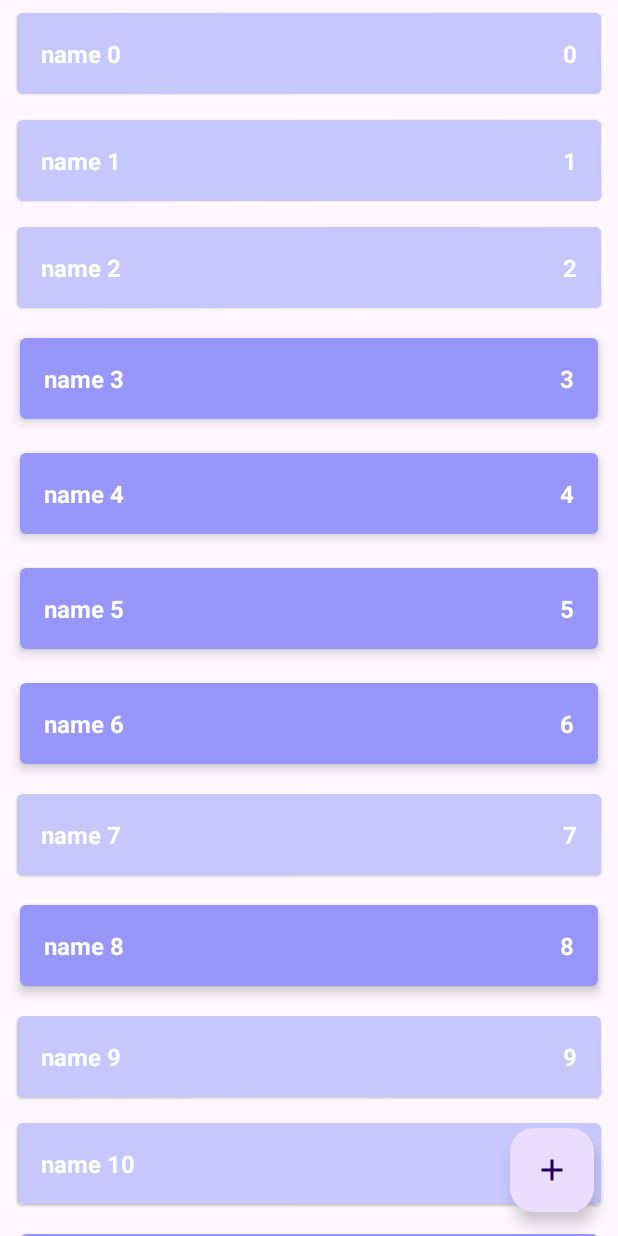
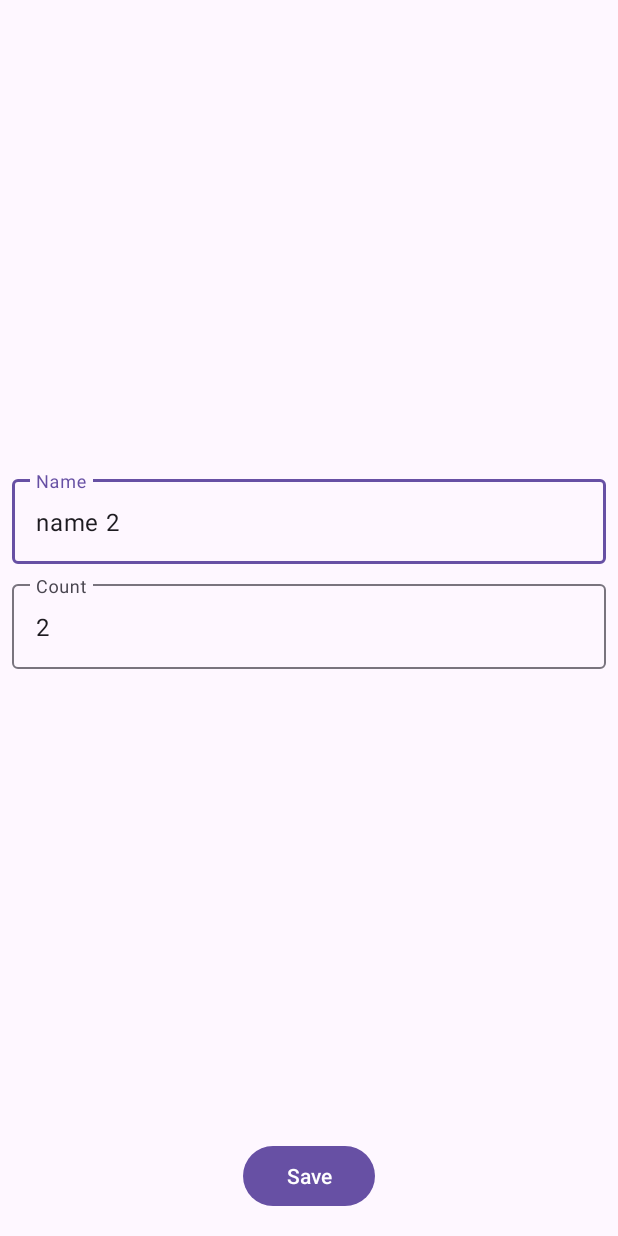
Before and after one commit to ArtPiT1980/ShoppingList, an Android app: the screen it shows after launch (MainActivity before the commit, ShopItemActivity after it), after a tap on an icon or button, on a phone screen of 412 x 824 dp. Run offline under Robolectric (Android 15) with nearby library versions, the phone set to English and light mode, and no system bars.

Commit message:
Add ShopItemActivity

```diff
--- a/app/src/main/AndroidManifest.xml
+++ b/app/src/main/AndroidManifest.xml
@@ -13,6 +13,10 @@
         android:theme="@style/Theme.ShoppingList"
         tools:targetApi="31">
         <activity
+            android:name=".presentation.ShopItemActivity"
+            android:exported="false"
+            android:windowSoftInputMode="adjustResize"/>
+        <activity
             android:name=".presentation.MainActivity"
             android:exported="true">
             <intent-filter>
--- a/app/src/main/java/com/artpit/android/shoppinglist/data/ShopListRepositoryImpl.kt
+++ b/app/src/main/java/com/artpit/android/shoppinglist/data/ShopListRepositoryImpl.kt
@@ -12,7 +12,7 @@ object ShopListRepositoryImpl : ShopListRepository {
     private var autoincrementId = 0
 
     init {
-        for (i in 0..<1000) {
+        for (i in 0..<15) {
             val shopItem = ShopItem(
                 name = "name $i",
                 count = i,
--- a/app/src/main/java/com/artpit/android/shoppinglist/domain/GetSopItemUseCase.kt
+++ b/app/src/main/java/com/artpit/android/shoppinglist/domain/GetShopItemUseCase.kt
@@ -1,6 +1,6 @@
 package com.artpit.android.shoppinglist.domain
 
-class GetSopItemUseCase(private val shopListRepository: ShopListRepository) {
+class GetShopItemUseCase(private val shopListRepository: ShopListRepository) {
     fun getShopItem(id: Int): ShopItem {
         return shopListRepository.getShopItem(id)
     }
--- a/app/src/main/java/com/artpit/android/shoppinglist/presentation/MainActivity.kt
+++ b/app/src/main/java/com/artpit/android/shoppinglist/presentation/MainActivity.kt
@@ -1,12 +1,12 @@
 package com.artpit.android.shoppinglist.presentation
 
 import android.os.Bundle
-import android.util.Log
 import androidx.appcompat.app.AppCompatActivity
 import androidx.lifecycle.ViewModelProvider
 import androidx.recyclerview.widget.ItemTouchHelper
 import androidx.recyclerview.widget.RecyclerView
 import com.artpit.android.shoppinglist.R
+import com.google.android.material.floatingactionbutton.FloatingActionButton
 
 class MainActivity : AppCompatActivity() {
     private lateinit var viewModel: MainViewModel
@@ -14,6 +14,12 @@ class MainActivity : AppCompatActivity() {
     override fun onCreate(savedInstanceState: Bundle?) {
         super.onCreate(savedInstanceState)
         setContentView(R.layout.activity_main)
+
+        val buttonAddShopItem = findViewById<FloatingActionButton>(R.id.add_shop_item)
+        buttonAddShopItem.setOnClickListener {
+            val intent = ShopItemActivity.newIntentAddMode(this)
+            startActivity(intent)
+        }
 
         initRecyclerView()
         viewModel = ViewModelProvider(this)[MainViewModel::class.java]
@@ -31,10 +37,12 @@ class MainActivity : AppCompatActivity() {
             adapter = shopListAdapter
             recycledViewPool.setMaxRecycledViews(
                 ShopListAdapter.VIEW_TYPE_ENABLED,
-                ShopListAdapter.MAX_POOL_SIZE)
+                ShopListAdapter.MAX_POOL_SIZE
+            )
             recycledViewPool.setMaxRecycledViews(
                 ShopListAdapter.VIEW_TYPE_DISABLED,
-                ShopListAdapter.MAX_POOL_SIZE)
+                ShopListAdapter.MAX_POOL_SIZE
+            )
         }
 
         setOnShopItemClickListener()
@@ -72,7 +80,9 @@ class MainActivity : AppCompatActivity() {
 
     private fun setOnShopItemClickListener() {
         shopListAdapter.onShopItemClickListener = {
-            Log.d("MainActivity", "onClick: $it")
+//            Log.d("MainActivity", "onClick: $it")
+            val intent = ShopItemActivity.newIntentEditMode(this, it.id)
+            startActivity(intent)
             //viewModel.editShopItem(it)
         }
     }
--- /dev/null
+++ b/app/src/main/java/com/artpit/android/shoppinglist/presentation/ShopItemActivity.kt
@@ -0,0 +1,169 @@
+package com.artpit.android.shoppinglist.presentation
+
+import android.content.Context
+import android.content.Intent
+import android.os.Bundle
+import android.text.Editable
+import android.text.TextWatcher
+import android.widget.Button
+import android.widget.EditText
+import androidx.appcompat.app.AppCompatActivity
+import androidx.lifecycle.ViewModelProvider
+import com.artpit.android.shoppinglist.R
+import com.artpit.android.shoppinglist.domain.ShopItem
+import com.google.android.material.textfield.TextInputLayout
+
+class ShopItemActivity : AppCompatActivity() {
+    private lateinit var viewModel: ShopItemViewModel
+    private lateinit var tilName: TextInputLayout
+    private lateinit var etName: EditText
+    private lateinit var tilCount: TextInputLayout
+    private lateinit var etCount: EditText
+    private lateinit var btnSave: Button
+
+    private var screenMode = MODE_UNKNOWN
+    private var shopItemId = ShopItem.UNKNOWN_ID
+
+    companion object {
+        private const val EXTRA_ITEM_ID = "extra_item_id"
+        private const val EXTRA_SCREEN_MODE = "extra_mode"
+
+        private const val MODE_ADD = "mode_add"
+        private const val MODE_EDIT = "mode_edit"
+        private const val MODE_UNKNOWN = ""
+
+        fun newIntentAddMode(context: Context): Intent {
+            val intent = Intent(context, ShopItemActivity::class.java)
+            intent.putExtra(EXTRA_SCREEN_MODE, MODE_ADD)
+            return intent
+        }
+
+        fun newIntentEditMode(context: Context, id: Int): Intent {
+            val intent = Intent(context, ShopItemActivity::class.java)
+            intent.putExtra(EXTRA_SCREEN_MODE, MODE_EDIT)
+            intent.putExtra(EXTRA_ITEM_ID, id)
+            return intent
+        }
+    }
+
+    override fun onCreate(savedInstanceState: Bundle?) {
+        super.onCreate(savedInstanceState)
+        setContentView(R.layout.activity_shop_item)
+
+        parseIntent()
+        viewModel = ViewModelProvider(this)[ShopItemViewModel::class.java]
+        initViews()
+        addTextChangeListeners()
+        launchRightMode()
+        observeViewModel()
+    }
+
+    private fun observeViewModel() {
+        viewModel.errorInputName.observe(this) {
+            val message = if (it) {
+                getString(R.string.error_input_name)
+            } else {
+                null
+            }
+            tilName.error = message
+        }
+
+        viewModel.errorInputCount.observe(this) {
+            val message = if (it) {
+                getString(R.string.error_input_count)
+            } else {
+                null
+            }
+            tilCount.error = message
+        }
+
+        viewModel.shouldCloseScreen.observe(this) {
+            finish()
+        }
+    }
+
+    private fun launchRightMode() {
+        when (screenMode) {
+            MODE_ADD -> {
+                launchAddMode()
+            }
+
+            MODE_EDIT -> {
+                launchEditMode()
+            }
+        }
+    }
+
+    private fun launchAddMode() {
+        btnSave.setOnClickListener {
+            viewModel.addShopItem(etName.text?.toString(), etCount.text?.toString())
+        }
+    }
+
+    private fun launchEditMode() {
+        viewModel.getShopItem(shopItemId)
+
+        viewModel.shopItem.observe(this) {
+            etName.setText(it.name)
+            etCount.setText(it.count.toString())
+        }
+
+        btnSave.setOnClickListener {
+            viewModel.editShopItem(etName.text?.toString(), etCount.text?.toString())
+        }
+    }
+
+    private fun initViews() {
+        tilName = findViewById(R.id.til_name)
+        etName = findViewById(R.id.et_name)
+        tilCount = findViewById(R.id.til_count)
+        etCount = findViewById(R.id.et_count)
+        btnSave = findViewById(R.id.btn_save)
+    }
+
+    private fun addTextChangeListeners() {
+        etName.addTextChangedListener(object : TextWatcher {
+            override fun onTextChanged(s: CharSequence?, start: Int, before: Int, count: Int) {
+                viewModel.resetErrorInputName()
+            }
+
+            override fun beforeTextChanged(s: CharSequence?, start: Int, count: Int, after: Int) {}
+            override fun afterTextChanged(s: Editable?) {}
+        })
+
+        etCount.addTextChangedListener(object : TextWatcher {
+            override fun onTextChanged(s: CharSequence?, start: Int, before: Int, count: Int) {
+                viewModel.resetErrorInputCount()
+            }
+
+            override fun beforeTextChanged(s: CharSequence?, start: Int, count: Int, after: Int) {}
+            override fun afterTextChanged(s: Editable?) {}
+        })
+    }
+
+    private fun parseIntent() {
+        if (!intent.hasExtra(EXTRA_SCREEN_MODE)) {
+            throw RuntimeException("Param screen mode is absent")
+        }
+
+        val mode = intent.getStringExtra(EXTRA_SCREEN_MODE)
+
+        if (mode != MODE_ADD && mode != MODE_EDIT) {
+            throw RuntimeException("Unknown screen mode $mode")
+        }
+
+        screenMode = mode
+
+        if (screenMode == MODE_EDIT) {
+            if (!intent.hasExtra(EXTRA_ITEM_ID)) {
+                throw RuntimeException("Shop item id is absent")
+            }
+
+            shopItemId = intent.getIntExtra(EXTRA_ITEM_ID, ShopItem.UNKNOWN_ID)
+
+            if (shopItemId == ShopItem.UNKNOWN_ID) {
+                throw RuntimeException("Invalid id $shopItemId")
+            }
+        }
+    }
+}
--- /dev/null
+++ b/app/src/main/java/com/artpit/android/shoppinglist/presentation/ShopItemViewModel.kt
@@ -0,0 +1,112 @@
+package com.artpit.android.shoppinglist.presentation
+
+import android.util.Log
+import androidx.lifecycle.LiveData
+import androidx.lifecycle.MutableLiveData
+import androidx.lifecycle.ViewModel
+import com.artpit.android.shoppinglist.data.ShopListRepositoryImpl
+import com.artpit.android.shoppinglist.domain.AddShopItemUseCase
+import com.artpit.android.shoppinglist.domain.EditShopItemUseCase
+import com.artpit.android.shoppinglist.domain.GetShopItemUseCase
+import com.artpit.android.shoppinglist.domain.ShopItem
+import java.lang.Exception
+
+class ShopItemViewModel : ViewModel() {
+    private val repository = ShopListRepositoryImpl
+    private val getShopItemUseCase = GetShopItemUseCase(repository)
+    private val addShopItemUseCase = AddShopItemUseCase(repository)
+    private val editShopItemUseCase = EditShopItemUseCase(repository)
+
+    private val _errorInputName: MutableLiveData<Boolean> = MutableLiveData<Boolean>()
+    val errorInputName: LiveData<Boolean>
+        get() = _errorInputName
+
+    private val _errorInputCount: MutableLiveData<Boolean> = MutableLiveData<Boolean>()
+    val errorInputCount: LiveData<Boolean>
+        get() = _errorInputCount
+
+    private val _shopItem = MutableLiveData<ShopItem>()
+    val shopItem: LiveData<ShopItem>
+        get() = _shopItem
+
+    private val _shouldCloseScreen = MutableLiveData<Unit>()
+    val shouldCloseScreen: LiveData<Unit>
+        get() = _shouldCloseScreen
+
+    fun getShopItem(id: Int) {
+        val item = getShopItemUseCase.getShopItem(id)
+        _shopItem.value = item
+    }
+
+    fun addShopItem(inputName: String?, inputCount: String?) {
+        val name = parseName(inputName)
+        val count = parseCount(inputCount)
+        val fieldsValid = validateInput(name, count)
+
+        if (fieldsValid) {
+            val shopItem = ShopItem(
+                name = name,
+                count = count,
+                enabled = true
+            )
+
+            addShopItemUseCase.addShopItem(shopItem)
+            finishWork()
+        }
+    }
+
+    fun editShopItem(inputName: String?, inputCount: String?) {
+        val name = parseName(inputName)
+        val count = parseCount(inputCount)
+        val fieldsValid = validateInput(name, count)
+
+        if (fieldsValid) {
+            _shopItem.value?.let {
+                val item = it.copy(name = name, count = count)
+                editShopItemUseCase.editShopItem(item)
+                finishWork()
+            }
+        }
+    }
+
+    private fun parseName(inputName: String?): String {
+        return inputName?.trim() ?: ""
+    }
+
+    private fun parseCount(inputCount: String?): Int {
+        return try {
+            inputCount?.trim()?.toInt() ?: 0
+        } catch(e: Exception) {
+            Log.d("ShopItemViewModel", e.toString())
+            0
+        }
+    }
+
+    private fun validateInput(name: String, count: Int) : Boolean {
+        var result = true
+
+        if (name.isBlank()) {
+            _errorInputName.value = true
+            result = false
+        }
+
+        if (count <= 0) {
+            _errorInputCount.value = true
+            result = false
+        }
+
+        return result
+    }
+
+    fun resetErrorInputName() {
+        _errorInputName.value = false
+    }
+
+    fun resetErrorInputCount() {
+        _errorInputCount.value = false
+    }
+
+    private fun finishWork() {
+        _shouldCloseScreen.value = Unit
+    }
+}
--- /dev/null
+++ b/app/src/main/res/layout/activity_shop_item.xml
@@ -0,0 +1,62 @@
+<?xml version="1.0" encoding="utf-8"?>
+<androidx.constraintlayout.widget.ConstraintLayout xmlns:android="http://schemas.android.com/apk/res/android"
+    xmlns:app="http://schemas.android.com/apk/res-auto"
+    xmlns:tools="http://schemas.android.com/tools"
+    android:layout_width="match_parent"
+    android:layout_height="match_parent"
+    tools:context=".presentation.ShopItemActivity">
+
+    <com.google.android.material.textfield.TextInputLayout
+        android:id="@+id/til_name"
+        android:layout_width="match_parent"
+        android:layout_height="wrap_content"
+        android:layout_marginStart="8dp"
+        android:layout_marginEnd="8dp"
+        android:layout_marginBottom="4dp"
+        app:layout_constraintBottom_toTopOf="@+id/til_count"
+        app:layout_constraintEnd_toEndOf="parent"
+        app:layout_constraintStart_toStartOf="parent"
+        app:layout_constraintTop_toTopOf="parent"
+        app:layout_constraintVertical_chainStyle="packed">
+
+        <com.google.android.material.textfield.TextInputEditText
+            android:id="@+id/et_name"
+            android:layout_width="match_parent"
+            android:layout_height="wrap_content"
+            android:hint="@string/name"
+            android:inputType="textCapSentences" />
+    </com.google.android.material.textfield.TextInputLayout>
+
+    <com.google.android.material.textfield.TextInputLayout
+        android:id="@+id/til_count"
+        android:layout_width="match_parent"
+        android:layout_height="wrap_content"
+        android:layout_marginStart="8dp"
+        android:layout_marginTop="4dp"
+        android:layout_marginEnd="8dp"
+        app:layout_constraintBottom_toTopOf="@+id/btn_save"
+        app:layout_constraintEnd_toEndOf="parent"
+        app:layout_constraintStart_toStartOf="parent"
+        app:layout_constraintTop_toBottomOf="@+id/til_name">
+
+        <com.google.android.material.textfield.TextInputEditText
+            android:id="@+id/et_count"
+            android:layout_width="match_parent"
+            android:layout_height="wrap_content"
+            android:allowUndo="false"
+            android:hint="@string/count"
+            android:inputType="number" />
+    </com.google.android.material.textfield.TextInputLayout>
+
+    <Button
+        android:id="@+id/btn_save"
+        android:layout_width="wrap_content"
+        android:layout_height="wrap_content"
+        android:layout_marginStart="16dp"
+        android:layout_marginEnd="16dp"
+        android:layout_marginBottom="16dp"
+        android:text="@string/save"
+        app:layout_constraintBottom_toBottomOf="parent"
+        app:layout_constraintEnd_toEndOf="parent"
+        app:layout_constraintStart_toStartOf="parent" />
+</androidx.constraintlayout.widget.ConstraintLayout>
--- a/app/src/main/res/values/strings.xml
+++ b/app/src/main/res/values/strings.xml
@@ -1,4 +1,9 @@
 <resources>
     <string name="app_name">ShoppingList</string>
     <string name="add_new_shop_item">Add new shop item</string>
+    <string name="save">Save</string>
+    <string name="count">Count</string>
+    <string name="name">Name</string>
+    <string name="error_input_name">Invalid name</string>
+    <string name="error_input_count">Invalid count</string>
 </resources>
```
